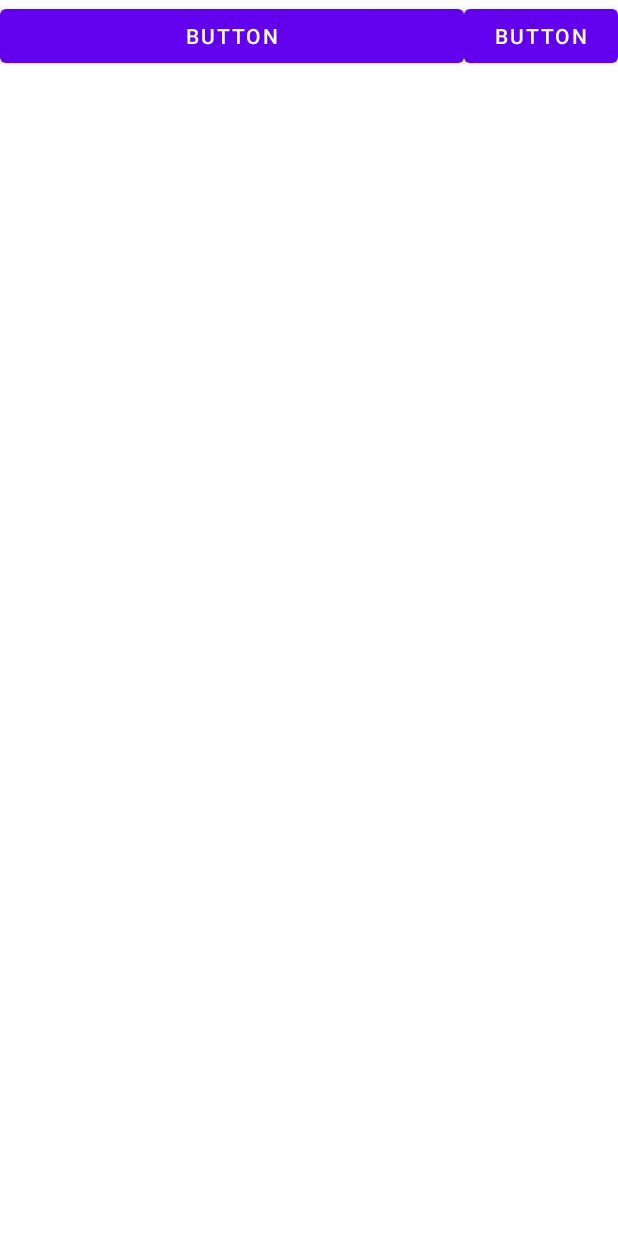
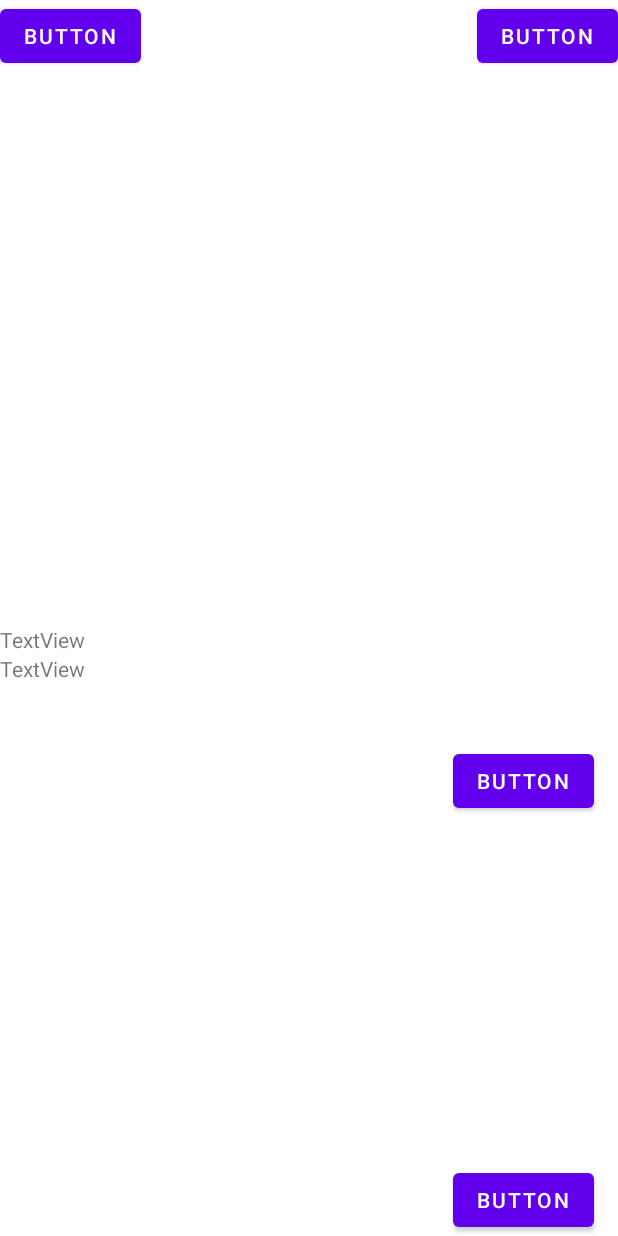
Before and after one commit to MeetrajsinhRathod/AndroidRepo, an Android app: the layout activity_constraint_layout.xml on its own in the app's theme, with its tools: preview values and no code run, on a phone screen of 412 x 824 dp. Run offline under Robolectric (Android 15) with nearby library versions, the phone set to English and light mode, and no system bars.

Commit message:
Learn about TextView

```diff
--- a/Design/app/src/main/AndroidManifest.xml
+++ b/Design/app/src/main/AndroidManifest.xml
@@ -16,10 +16,10 @@
             android:exported="true">
             <intent-filter>
                 <action android:name="android.intent.action.MAIN" />
-
                 <category android:name="android.intent.category.LAUNCHER" />
             </intent-filter>
         </activity>
+        <activity android:name=".TextViewActivity"/>
     </application>
 
 </manifest>
--- a/Design/app/src/main/res/layout/activity_constraint_layout.xml
+++ b/Design/app/src/main/res/layout/activity_constraint_layout.xml
@@ -8,32 +8,79 @@
 
     <Button
         android:id="@+id/button3"
-        android:layout_width="0dp"
+        android:layout_width="wrap_content"
         android:layout_height="wrap_content"
         android:text="Button"
         app:layout_constraintEnd_toStartOf="@+id/button4"
-        app:layout_constraintHorizontal_bias="0.5"
-        app:layout_constraintHorizontal_weight="3"
+        app:layout_constraintHorizontal_chainStyle="spread_inside"
+        app:layout_constraintHorizontal_weight="1"
         app:layout_constraintStart_toStartOf="parent"
         app:layout_constraintTop_toTopOf="parent" />
 
-    <androidx.constraintlayout.widget.Placeholder
-        android:layout_width="0dp"
-        android:layout_height="0dp"
-        app:layout_constraintBottom_toBottomOf="parent"
-        app:layout_constraintEnd_toEndOf="parent"
-        app:layout_constraintStart_toStartOf="parent"
-        app:layout_constraintTop_toBottomOf="@+id/button3"
-        app:layout_constraintDimensionRatio="h, 2:1"/>
-
     <Button
         android:id="@+id/button4"
-        android:layout_width="0dp"
+        android:layout_width="wrap_content"
         android:layout_height="wrap_content"
         android:text="Button"
         app:layout_constraintEnd_toEndOf="parent"
-        app:layout_constraintHorizontal_weight="1"
-        app:layout_constraintHorizontal_bias="0.5"
         app:layout_constraintStart_toEndOf="@+id/button3"
         app:layout_constraintTop_toTopOf="parent" />
+
+    <androidx.constraintlayout.widget.Guideline
+        android:id="@+id/guideline"
+        android:layout_width="wrap_content"
+        android:layout_height="wrap_content"
+        android:orientation="vertical"
+        app:layout_constraintGuide_begin="16dp" />
+
+    <TextView
+        android:id="@+id/textView3"
+        android:layout_width="wrap_content"
+        android:layout_height="wrap_content"
+        android:text="TextView"
+        app:layout_constraintBottom_toTopOf="@+id/textView4"
+        app:layout_constraintEnd_toEndOf="@+id/textView4"
+        app:layout_constraintStart_toStartOf="@+id/textView4"
+        app:layout_constraintTop_toBottomOf="@+id/button3"
+        app:layout_constraintVertical_chainStyle="packed" />
+
+    <TextView
+        android:id="@+id/textView4"
+        android:layout_width="wrap_content"
+        android:layout_height="wrap_content"
+        android:text="TextView"
+        app:layout_constraintBottom_toBottomOf="parent"
+        app:layout_constraintEnd_toEndOf="parent"
+        app:layout_constraintHorizontal_bias="0"
+        app:layout_constraintStart_toStartOf="parent"
+        app:layout_constraintTop_toBottomOf="@+id/textView3" />
+
+    <androidx.constraintlayout.widget.Barrier
+        android:id="@+id/barrier3"
+        android:layout_width="wrap_content"
+        android:layout_height="wrap_content"
+        app:barrierDirection="right"
+        app:constraint_referenced_ids="textView3, textView4"
+        tools:layout_editor_absoluteX="58dp" />
+
+    <Button
+        android:id="@+id/button5"
+        android:layout_width="wrap_content"
+        android:layout_height="wrap_content"
+        android:layout_marginTop="265dp"
+        android:layout_marginEnd="16dp"
+        android:text="Button"
+        app:layout_constraintBottom_toTopOf="@+id/button6"
+        app:layout_constraintEnd_toEndOf="parent"
+        app:layout_constraintTop_toTopOf="@+id/button4" />
+
+    <Button
+        android:id="@+id/button6"
+        android:layout_width="wrap_content"
+        android:layout_height="wrap_content"
+        android:layout_marginEnd="16dp"
+        android:text="Button"
+        app:layout_constraintBottom_toBottomOf="parent"
+        app:layout_constraintEnd_toEndOf="parent" />
+
 </androidx.constraintlayout.widget.ConstraintLayout>
--- a/Design/app/src/main/res/layout/activity_linear_layout.xml
+++ b/Design/app/src/main/res/layout/activity_linear_layout.xml
@@ -5,6 +5,7 @@
     xmlns:android="http://schemas.android.com/apk/res/android">
 
     <TextView
+
         android:layout_width="wrap_content"
         android:layout_height="0dp"
         android:gravity="center"
--- a/Design/app/src/main/res/values/strings.xml
+++ b/Design/app/src/main/res/values/strings.xml
@@ -1,4 +1,7 @@
 <resources>
     <string name="app_name">Design</string>
     <string name="username">username</string>
+    <string name="textfromStringXML">This text is from string.xml</string>
+    <string name="underline"><u>Text With Underline</u></string>
+    <string name="strikeThrough"><strike>Text with strike through line</strike></string>
 </resources>
```
Also changed, not shown: Design/app/src/main/java/com/example/design/MainActivity.kt (+10 -1 lines), Design/app/src/main/java/com/example/design/TextViewActivity.kt (added, +34 -0 lines), Design/app/src/main/res/layout/activity_main.xml (added, +19 -0 lines), Design/app/src/main/res/layout/activity_text_view.xml (added, +237 -0 lines).
